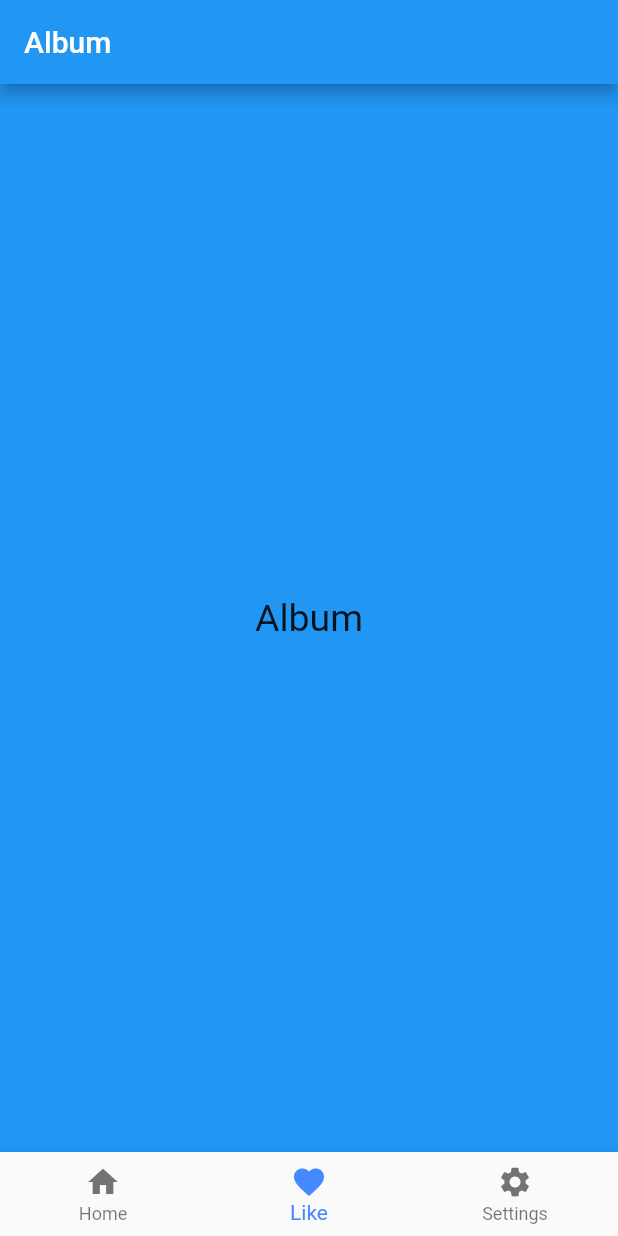
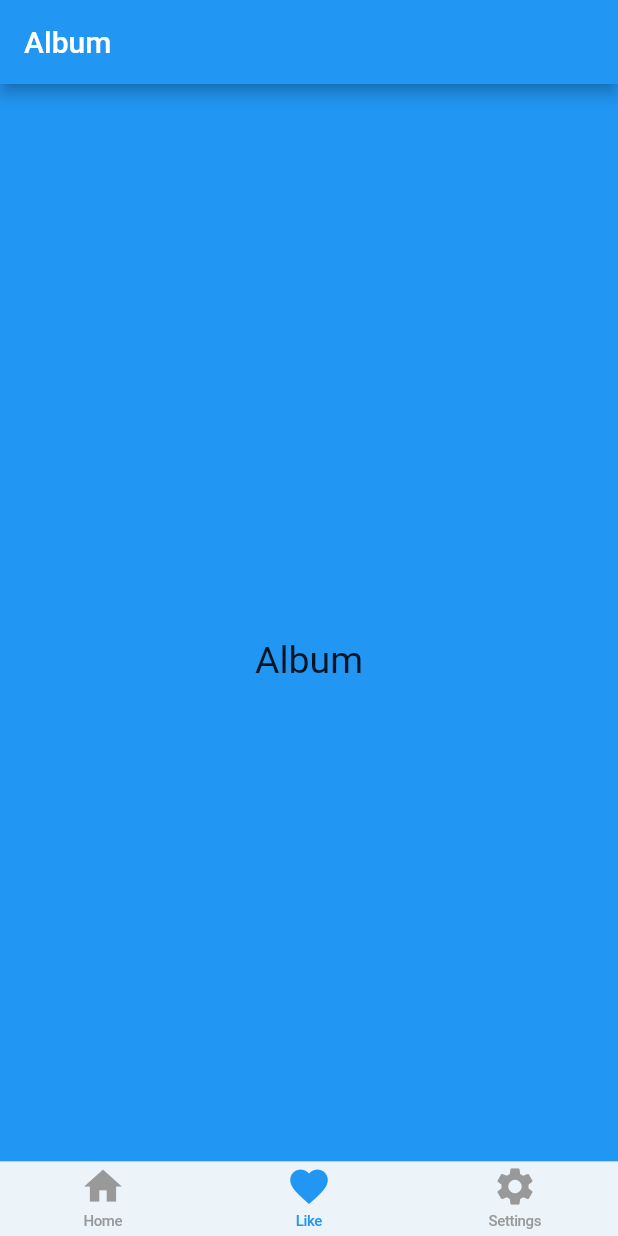
Before and after one commit to asukazaki/movieDB, a Flutter app: the screen it shows after launch, item 2 of the bottom bar chosen, on a phone screen of 412 x 824 dp. Run offline on Flutter 3.47's test engine with Material 2 defaults, Android fonts, the phone set to English and light mode, and no system bars; our stand-ins replace cached_network_image, charts_flutter, dio, flutter_hooks, flutter_riverpod, freezed_annotation and 2 more; missing offline and left inert: dart:ffi.

Commit message:
bottomTabbarをCupertinoTabBarに変更

```diff
--- a/lib/MovieDBApp.dart
+++ b/lib/MovieDBApp.dart
@@ -1,9 +1,7 @@
+import 'package:flutter/cupertino.dart';
 import 'package:flutter/material.dart';
-import 'package:hooks_riverpod/hooks_riverpod.dart';
 
 import 'home/Home.dart';
-import 'list/MovieList.dart';
-import 'list/MovieListViewModel.dart';
 
 class MovieDBApp extends StatefulWidget {
   const MovieDBApp({Key? key}) : super(key: key);
@@ -14,54 +12,49 @@ class MovieDBApp extends StatefulWidget {
   }}
 
 class _MovieDBAppState extends State<MovieDBApp> {
-  int _currentIndex = 0;
 
   @override
   Widget build(BuildContext context) {
-    final bottomNavigationBar = BottomNavigationBar(
+    return CupertinoTabScaffold(
+        tabBar: CupertinoTabBar(
           items: const <BottomNavigationBarItem>[
             BottomNavigationBarItem(icon: Icon(Icons.home), label: 'Home'),
             BottomNavigationBarItem(icon: Icon(Icons.favorite), label: 'Like'),
             BottomNavigationBarItem(icon: Icon(Icons.settings), label: 'Settings'),
           ],
-      currentIndex: _currentIndex,
-      fixedColor: Colors.blueAccent,
-      onTap: (int index){
-        setState(() => _currentIndex = index );
-      },
-      type: BottomNavigationBarType.fixed,
+        ),
+        tabBuilder: (context, index) {
+          switch (index) {
+            case 0:
+              return CupertinoTabView(builder: (context) {
+                return CupertinoPageScaffold(
+                    child: Home()
                 );
-    if (_currentIndex == 0) {
-      return Home(bottomNavigationBar);
-    } else if (_currentIndex == 1) {
-      return PageWidget(color:Colors.blue, title:'Album', bottomNavigationBar: bottomNavigationBar);
-    } else {
-      return PageWidget(color:Colors.orange, title:'Chat', bottomNavigationBar: bottomNavigationBar);
+              });
+            case 1:
+              return CupertinoTabView(builder: (context) {
+                return const CupertinoPageScaffold(
+                    child: PageWidget(color:Colors.blue, title:'Album')
+                );
+              });
+            case 2:
+              return CupertinoTabView(builder: (context) {
+                return const CupertinoPageScaffold(
+                    child: PageWidget(color:Colors.blue, title:'Album')
+                );
+              });
+            default:
+              return const PageWidget(color:Colors.blue, title:'Album');
           }
-
-    // return Scaffold(
-    //   body: _pageWidgets.elementAt(_currentIndex),
-    //   bottomNavigationBar: BottomNavigationBar(
-    //     items: const <BottomNavigationBarItem>[
-    //       BottomNavigationBarItem(icon: Icon(Icons.home), label: 'Home'),
-    //       BottomNavigationBarItem(icon: Icon(Icons.favorite), label: 'Likes'),
-    //       BottomNavigationBarItem(icon: Icon(Icons.settings), label: 'Settings'),
-    //     ],
-    //     currentIndex: _currentIndex,
-    //     fixedColor: Colors.blueAccent,
-    //     onTap: _onItemTapped,
-    //     type: BottomNavigationBarType.fixed,
-    //   ),
-    // );
+        });
   }
 }
 
 class PageWidget extends StatelessWidget {
   final Color color;
   final String title;
-  final BottomNavigationBar bottomNavigationBar;
 
-  const PageWidget({Key? key, required this.color, required this.title, required this.bottomNavigationBar}) : super(key: key);
+  const PageWidget({Key? key, required this.color, required this.title}) : super(key: key);
 
   @override
   Widget build(BuildContext context) {
@@ -82,7 +75,6 @@ class PageWidget extends StatelessWidget {
           ),
         ),
       ),
-      bottomNavigationBar: bottomNavigationBar,
     );
   }
 }
--- a/lib/list/MovieList.dart
+++ b/lib/list/MovieList.dart
@@ -11,9 +11,6 @@ import '../api/NetworkError.dart';
 import '../detail/MovieDetail.dart';
 
 class MovieList extends HookConsumerWidget {
-  final BottomNavigationBar bottomNavigationBar;
-
-  MovieList(this.bottomNavigationBar);
 
   @override
   Widget build(BuildContext context, WidgetRef ref) {
@@ -73,7 +70,6 @@ class MovieList extends HookConsumerWidget {
           );
         },
       ),
-      bottomNavigationBar: bottomNavigationBar,
     );
   }
 
```
Also changed, not shown: lib/home/Home.dart (+1 -6 lines). Lines whose indentation alone changed are shown as unchanged.
